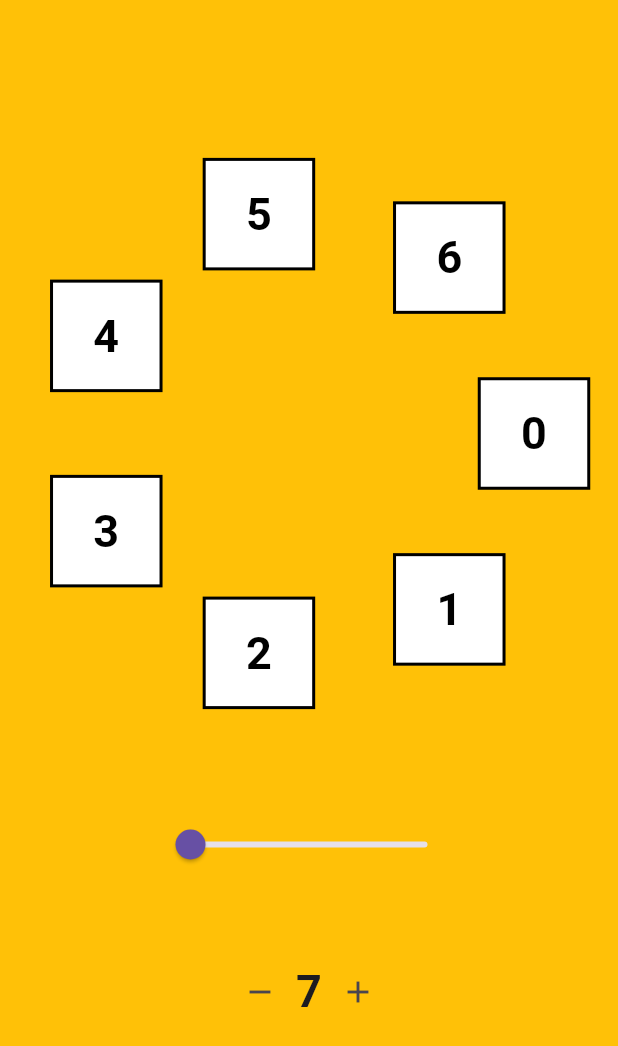
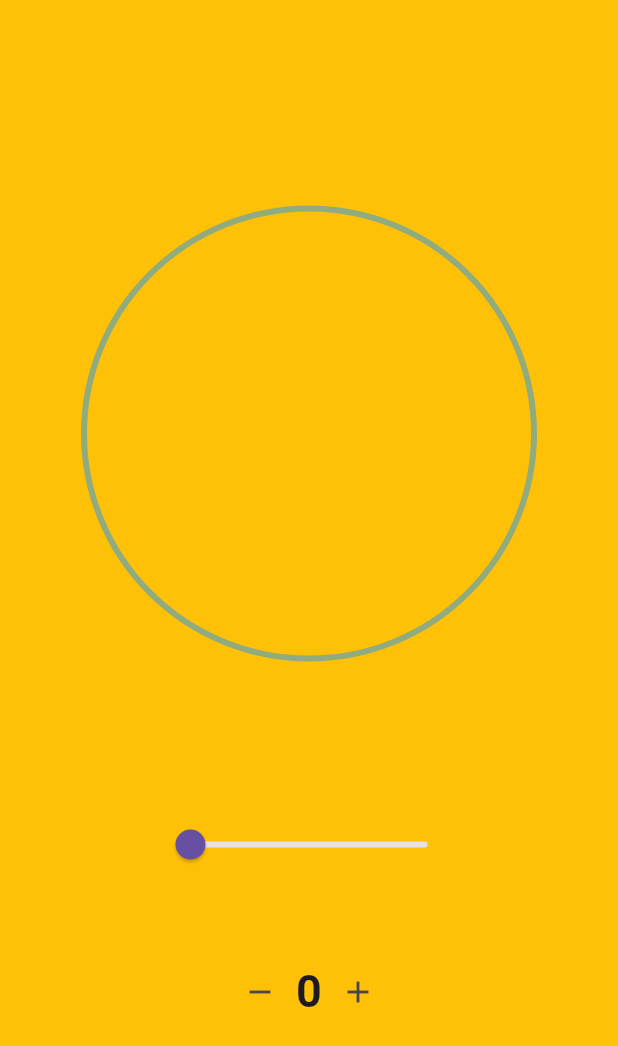
Before and after one commit to lenzpaul/custom_renderbox, a Flutter app: the screen it shows after launch, after a tap on the "remove" icon, on a phone screen of 412 x 824 dp. Shown: the top 1046 px of the screen. Run offline on Flutter 3.47's test engine with Material 3 defaults, Android fonts, the phone set to English and light mode, and no system bars.

Commit message:
drawing circle in the middle

```diff
--- a/lib/circle_layout.dart
+++ b/lib/circle_layout.dart
@@ -98,6 +98,16 @@ class RenderCircleLayout extends RenderBox
   @override
   void paint(PaintingContext context, Offset offset) {
     final Set<RenderBox> paintedChildren = {};
+
+    // Paint the circle
+    context.canvas.drawCircle(
+      offset + Offset(radius, radius),
+      radius,
+      Paint()
+        ..color = Colors.blue.withOpacity(0.5)
+        ..style = PaintingStyle.stroke
+        ..strokeWidth = 4,
+    );
 
     RenderBox? child = firstChild;
     while (child != null) {
--- a/lib/main.dart
+++ b/lib/main.dart
@@ -15,7 +15,7 @@ class _MainAppState extends State<MainApp> {
   static const _radius = 150.0;
 
   /// The number of children to display around the circle.
-  int numChildren = 8;
+  int numChildren = 0;
 
   // The size of the children. If not provided, the children will be allowed to
   // size themselves based on their content.
@@ -49,7 +49,7 @@ class _MainAppState extends State<MainApp> {
                 child: Slider(
                   value: _childrenSize!,
                   min: _radius * .5,
-                  max: _radius * .95,
+                  max: _radius * 1.25,
                   onChanged: (value) {
                     setState(() => _childrenSize = value);
                   },
@@ -66,7 +66,7 @@ class _MainAppState extends State<MainApp> {
                   icon: const Icon(Icons.remove),
                   onPressed: () {
                     setState(() {
-                      if (numChildren > 1) {
+                      if (numChildren > 0) {
                         numChildren--;
                       }
                     });
@@ -121,7 +121,7 @@ class ChildWidget extends StatelessWidget {
       child: Padding(
         padding: const EdgeInsets.all(8.0),
         child: Text(
-          '$index',
+          '${index + 1}',
           style: const TextStyle(
             fontSize: 30,
             color: Colors.black,
```
